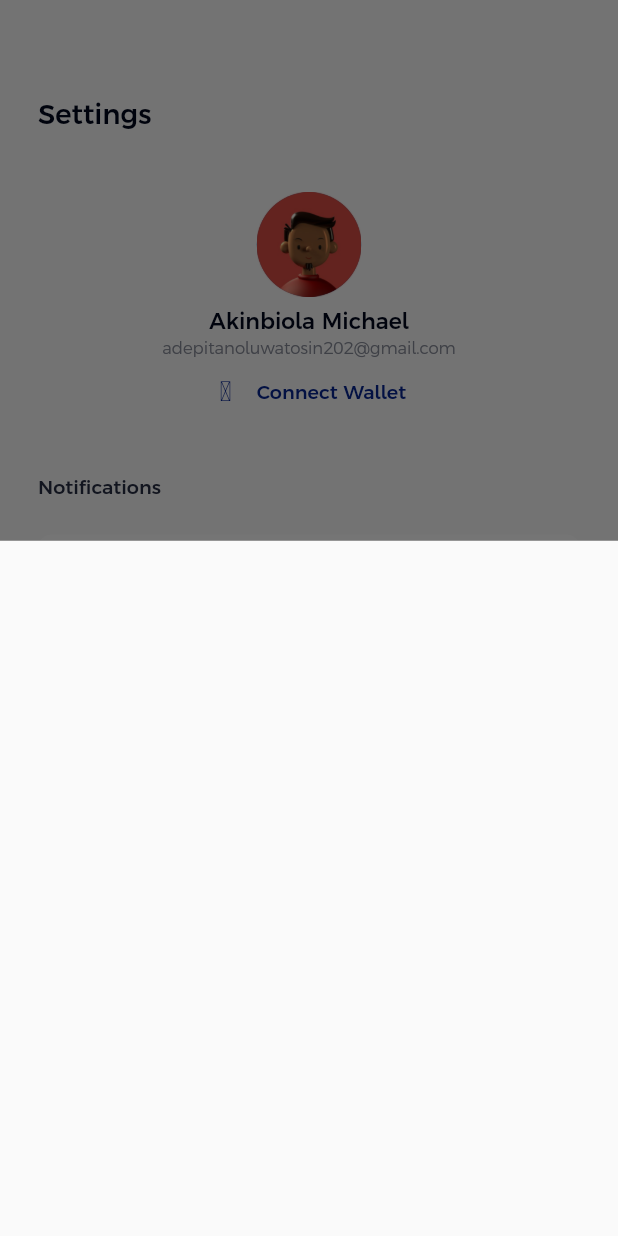
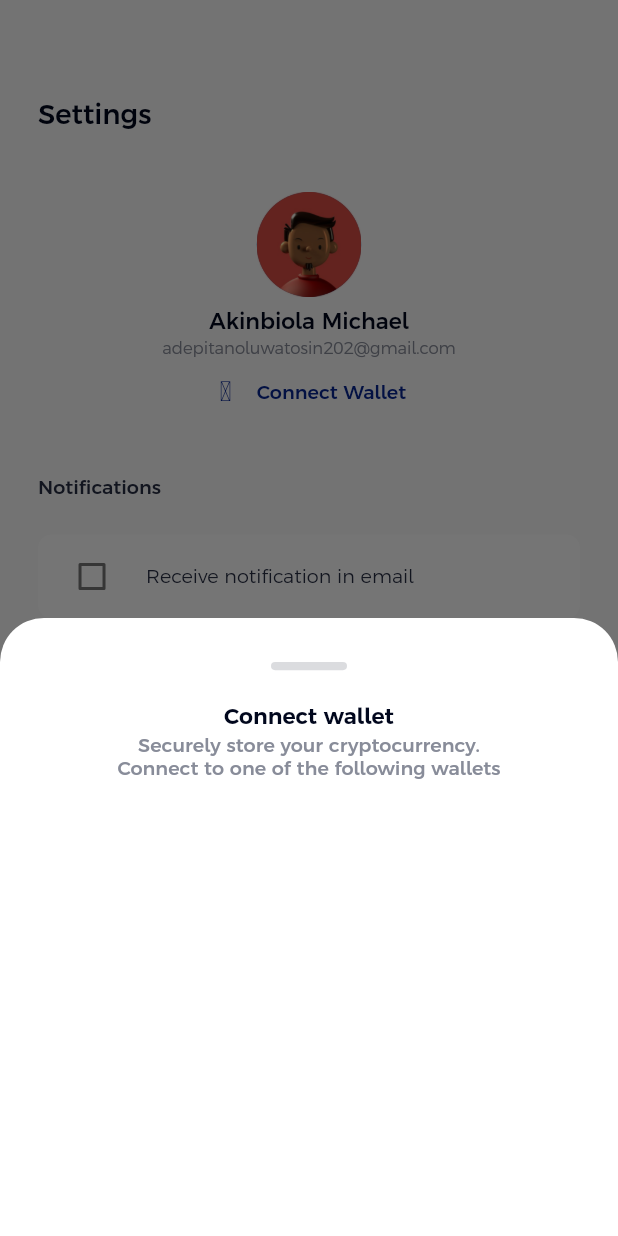
Before and after one commit to Centuryleap/Crypto-Watch-Mobile, a Flutter app: the SettingsScreen screen opened directly, after a tap on "Connect Wallet", on a phone screen of 412 x 824 dp. Run offline on Flutter 3.47's test engine with Material 2 defaults, Android fonts, the phone set to English and light mode, and no system bars; our stand-ins replace animated_splash_screen, cached_network_image, cloud_firestore, dio, flutter_animation_progress_bar, flutter_screenutil and 6 more; missing offline and left inert: coingecko_api; accounts and stored records are empty.

Commit message:
Connect wallet

```diff
--- a/lib/presentation/screens/account/settings_screen.dart
+++ b/lib/presentation/screens/account/settings_screen.dart
@@ -74,6 +74,9 @@ class _SettingsScreenState extends State<SettingsScreen> {
                       GestureDetector(
                         onTap: () {
                           showModalBottomSheet(
+                            isScrollControlled: true,
+                            isDismissible: true,
+                            backgroundColor: Colors.transparent,
                             context: context,
                             builder: (context) => buildSheet(context),
                           );
@@ -184,6 +187,52 @@ class _SettingsScreenState extends State<SettingsScreen> {
   }
 
   Widget buildSheet(BuildContext context) => DraggableScrollableSheet(
-  builder: (_, controller)  => Container()
-  );
+        builder: (_, controller) => Container(
+          decoration: BoxDecoration(
+            color: Colors.white,
+            borderRadius: BorderRadius.vertical(
+              top: Radius.circular(32.r),
+            ),
+          ),
+          child: Column(
+            mainAxisAlignment: MainAxisAlignment.start,
+            crossAxisAlignment: CrossAxisAlignment.center,
+            children: [
+              SizedBox(
+                height: 32.h,
+              ),
+              Container(
+                decoration: BoxDecoration(
+                  color: const Color(0xffDBDCDF),
+                  borderRadius: BorderRadius.circular(20.r),
+                ),
+                height: 6.h,
+                width: 48.w,
+              ),
+              SizedBox(
+                height: 24.h,
+              ),
+              Text('Connect wallet',
+              style: TextStyle(
+                color: const Color(0xff01071D),
+                fontSize: 16.sp,
+                fontWeight: FontWeight.w600,
+              ),
+              ),
+              SizedBox(height: 4.h,),
+              Text('Securely store your cryptocurrency.\nConnect to one of the following wallets ',
+              textAlign: TextAlign.center,
+              style: TextStyle(
+                color: const Color(0xff888C99),
+                fontSize: 14.sp,
+                fontWeight: FontWeight.w400,
+              )
+              ),
+              SizedBox(
+                height: 54.h,
+              ),
+            ],
+          ),
+        ),
+      );
 }
```
